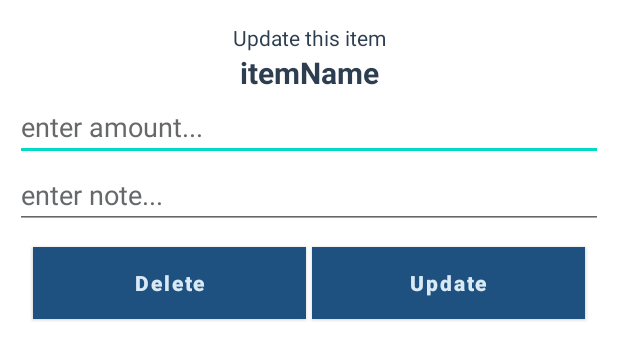
After one commit to bilan-claudiu/PersonalTrackingBudget-PTB-, an Android app: the layout update_layout.xml on its own in the app's theme, with its tools: preview values and no code run, on a phone screen of 412 x 824 dp. The commit adds this screen. Shown: the top 360 px of the screen. Run offline under Robolectric (Android 15) with nearby library versions, the phone set to English and light mode, and no system bars.

Commit message:
aupdate & delete budget items

```diff
--- /dev/null
+++ b/app/src/main/res/layout/update_layout.xml
@@ -0,0 +1,92 @@
+<?xml version="1.0" encoding="utf-8"?>
+<LinearLayout xmlns:android="http://schemas.android.com/apk/res/android"
+    android:layout_width="match_parent"
+    android:layout_height="match_parent"
+    android:layout_margin="10dp"
+    android:orientation="vertical">
+
+    <TextView
+        android:layout_width="match_parent"
+        android:layout_height="wrap_content"
+        android:layout_marginTop="5dp"
+        android:gravity="center"
+        android:text="Update this item"
+        android:textColor="@color/gray_100" />
+
+    <TextView
+        android:id="@+id/itemNameUpdate"
+        android:layout_width="match_parent"
+        android:layout_height="wrap_content"
+        android:gravity="center"
+        android:text="itemName"
+        android:textColor="@color/gray_100"
+        android:textSize="20sp"
+        android:textStyle="bold" />
+
+    <EditText
+        android:id="@+id/updateAmount"
+        android:layout_width="match_parent"
+        android:layout_height="wrap_content"
+        android:hint="enter amount..."
+        android:inputType="number"
+        android:textColor="@color/gray_100"
+        android:textColorHint="@color/gray_light" />
+
+    <EditText
+        android:id="@+id/updateNote"
+        android:layout_width="match_parent"
+        android:layout_height="wrap_content"
+        android:hint="enter note..."
+        android:inputType="textCapSentences"
+        android:textColor="@color/gray_100"
+        android:textColorHint="@color/gray_light" />
+
+    <LinearLayout
+        android:layout_width="match_parent"
+        android:layout_height="wrap_content"
+        android:layout_margin="10dp"
+        android:orientation="horizontal">
+
+        <RelativeLayout
+            android:layout_width="0dp"
+            android:layout_height="wrap_content"
+            android:layout_weight="1">
+
+
+            <Button
+                android:id="@+id/btnDelete"
+                android:layout_width="match_parent"
+                android:layout_height="wrap_content"
+                android:layout_margin="2dp"
+                android:background="@color/blue"
+                android:text="Delete"
+                android:textAllCaps="false"
+                android:textColor="@color/blue_light"
+                android:textStyle="bold" />
+        </RelativeLayout>
+
+        <RelativeLayout
+            android:layout_width="0dp"
+            android:layout_height="wrap_content"
+            android:layout_weight="1">
+
+
+            <Button
+                android:id="@+id/btnUpdate"
+                android:layout_width="match_parent"
+                android:layout_height="wrap_content"
+                android:layout_marginStart="2dp"
+                android:layout_marginTop="2dp"
+                android:layout_marginEnd="2dp"
+                android:layout_marginBottom="2dp"
+                android:background="@color/blue"
+                android:text="Update"
+                android:textAllCaps="false"
+                android:textColor="@color/blue_light"
+                android:textStyle="bold" />
+        </RelativeLayout>
+
+
+    </LinearLayout>
+
+</LinearLayout>
--- a/app/src/main/res/values/colors.xml
+++ b/app/src/main/res/values/colors.xml
@@ -8,6 +8,7 @@
     <color name="black">#FF000000</color>
     <color name="white">#FFFFFFFF</color>
     <color name="gray_100">#2D3E50</color>
+    <color name="gray_light">#66686a</color>
     <color name="blue">#2e79bd</color>
     <color name="blue_light">#d9e9f6</color>
     <color name="blue_dark">#1e517f</color>
```
Also changed, not shown: app/src/main/java/com/example/pbt/BudgetActivity.java (+102 -1 lines).
